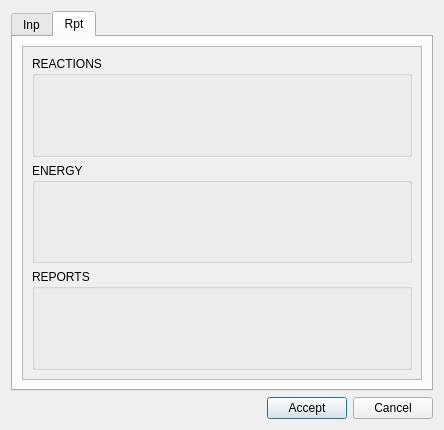
Old version of the form core/ui/toolbars/epa/go2epa_options.ui in the repository Giswater/giswater_qgis_plugin.
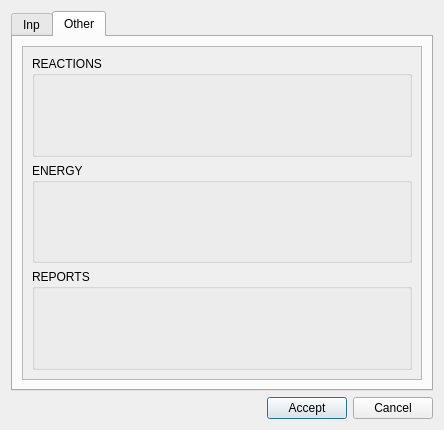
New version of the form. The open tabs and pages were chosen to show the change.

Commit message: Minor enhancement: Rename tabs on go2epa_options form

```diff
--- a/core/ui/toolbars/epa/go2epa_options.ui
+++ b/core/ui/toolbars/epa/go2epa_options.ui
@@ -111,7 +111,7 @@
      </widget>
      <widget class="QWidget" name="tab_rpt">
       <attribute name="title">
-       <string>Rpt</string>
+       <string>Other</string>
       </attribute>
       <layout class="QGridLayout" name="gridLayout_7">
        <item row="0" column="0">
```
Left out of the diff: 104 changed lines with no effect on the pictures.
